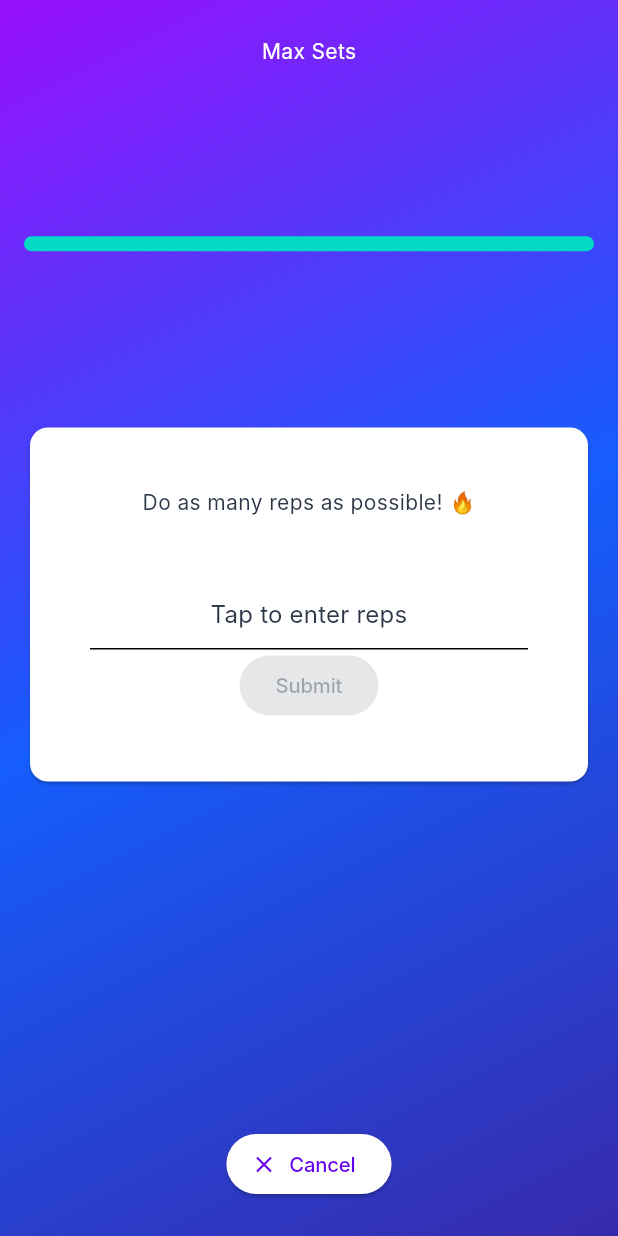
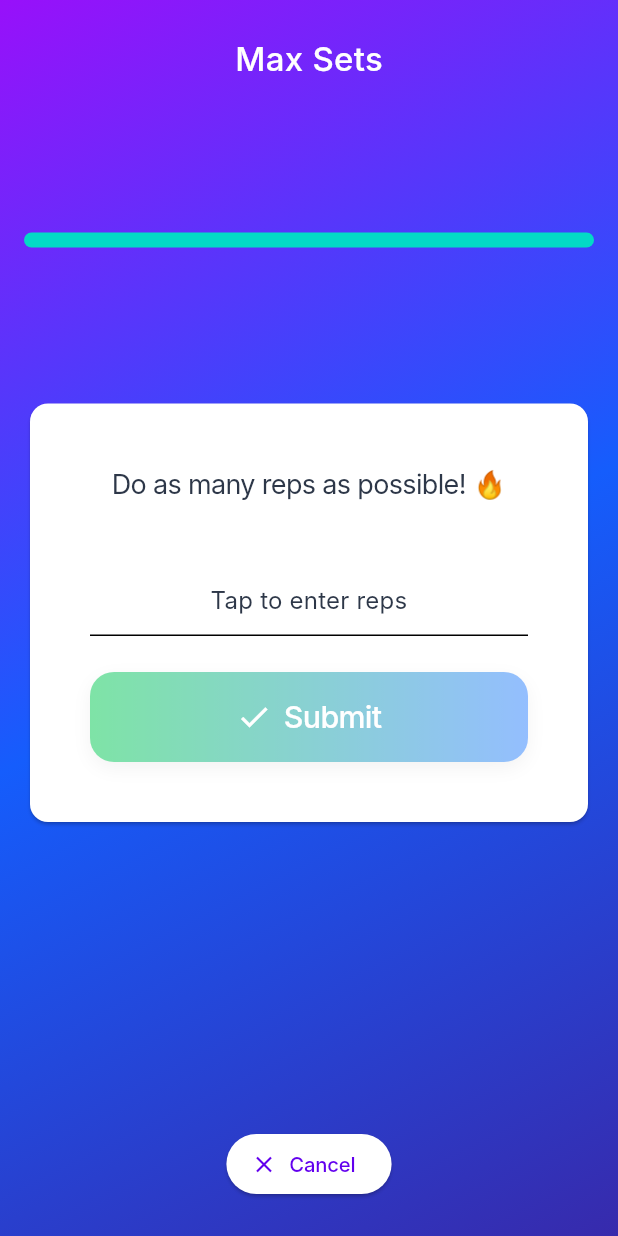
Before and after one commit to SaturnFromTitan/pull-up-ritual, a Flutter app: the screen it shows after launch, after a tap on "Start Workout", on a phone screen of 412 x 824 dp. Run offline on Flutter 3.47's test engine with Material 3 defaults, Android fonts, the phone set to English and light mode, and no system bars; Roboto replaces fonts that are missing (Inter).

Commit message:
feat: a bunch of refactorings and improved styling on the workout pages

```diff
--- a/lib/common/themes/app_colors.dart
+++ b/lib/common/themes/app_colors.dart
@@ -1,6 +1,10 @@
 import 'package:flutter/material.dart';
 
 class AppColors {
+  // surface colors
+  static const Color surfaceLight = Colors.white;
+  // not setting primary and secondary as we use gradients instead
+
   // Text colors
   static const Color onColor = Colors.white;
   static const Color onColorSecondary = Color(0xCCFFFFFF);
@@ -11,6 +15,10 @@ class AppColors {
   static const List<Color> gradientPrimary = [
     Color(0xFFF6339A),
     Color(0xFFFF6900),
+  ];
+  static const List<Color> gradientSecondary = [
+    Color(0xFF00C950), // Green
+    Color(0xFF2B7FFF), // Blue
   ];
   static const List<Color> gradientBackground = [
     Color(0xFF9810FA), // Purple start (0%)
@@ -43,20 +51,22 @@ class AppGradients {
     begin: Alignment.centerLeft,
     end: Alignment.centerRight,
   );
-
+  static const LinearGradient secondary = LinearGradient(
+    colors: AppColors.gradientSecondary,
+    begin: Alignment.centerLeft,
+    end: Alignment.centerRight,
+  );
   static const LinearGradient background = LinearGradient(
     colors: AppColors.gradientBackground,
     begin: Alignment.topLeft,
     end: Alignment.bottomRight,
     stops: [0.0, 0.5, 1.0], // 0%, 50%, 100%
   );
-
   static const LinearGradient accentPurple = LinearGradient(
     colors: AppColors.gradientAccentPurple,
     begin: Alignment.topLeft,
     end: Alignment.bottomRight,
   );
-
   static const LinearGradient accentGreen = LinearGradient(
     colors: AppColors.gradientAccentGreen,
     begin: Alignment.topLeft,
--- a/lib/common/themes/app_spacing.dart
+++ b/lib/common/themes/app_spacing.dart
@@ -18,6 +18,10 @@ class AppSpacing {
   static const double radiusXLarge = 32.0;
   static const double radiusFull = 999.0; // For circular elements
 
+  // Padding
+  static const double paddingSmall = 20.0;
+  static const double paddingBig = 40.0;
+
   // Specific spacing values from design
-  static const double buttonHeight = 70.0;
+  static const double buttonHeight = 60.0;
 }
--- a/lib/common/themes/app_theme.dart
+++ b/lib/common/themes/app_theme.dart
@@ -11,10 +11,11 @@ final appTheme = ThemeData(
   scaffoldBackgroundColor: Colors.transparent,
 
   colorScheme: ColorScheme.light(
+    surface: AppColors.surfaceLight,
     onSurface: AppColors.onLight,
     onPrimary: AppColors.onColor,
+    onPrimaryContainer: AppColors.onColor,
     onSecondary: AppColors.onColor,
-    onPrimaryContainer: AppColors.onColor,
     onSecondaryContainer: AppColors.onColor,
   ),
 
--- a/lib/common/widgets/gradient_button.dart
+++ b/lib/common/widgets/gradient_button.dart
@@ -6,22 +6,24 @@ import 'gradient_surface.dart';
 
 class GradientButton extends StatelessWidget {
   final String text;
-  final VoidCallback onPressed;
+  final VoidCallback? onPressed;
   final Widget icon;
   final LinearGradient gradient;
 
   const GradientButton({
     super.key,
     required this.text,
-    required this.onPressed,
+    this.onPressed,
     required this.icon,
-    this.gradient = AppGradients.primary,
+    required this.gradient,
   });
 
   @override
   Widget build(BuildContext context) {
     return GestureDetector(
       onTap: onPressed,
+      child: Opacity(
+        opacity: onPressed == null ? 0.5 : 1.0,
         child: GradientSurface(
           gradient: gradient,
           height: AppSpacing.buttonHeight,
@@ -42,6 +44,7 @@ class GradientButton extends StatelessWidget {
             ],
           ),
         ),
+      ),
     );
   }
 }
--- a/lib/features/history/screens/history_screen.dart
+++ b/lib/features/history/screens/history_screen.dart
@@ -62,7 +62,7 @@ class TotalCard extends StatelessWidget {
   Widget build(BuildContext context) {
     return Card(
       child: Padding(
-        padding: EdgeInsets.all(20.0),
+        padding: EdgeInsets.all(AppSpacing.paddingSmall),
         child: Column(
           children: [
             Text(value.toString(), style: AppTypography.headlineLarge),
@@ -85,7 +85,7 @@ class WorkoutHistory extends StatelessWidget {
       width: double.infinity,
       child: Card(
         child: Padding(
-          padding: EdgeInsets.all(40.0),
+          padding: EdgeInsets.all(AppSpacing.paddingBig),
           child: Column(
             children: [
               Text(
--- a/lib/features/workout/screens/rest_screen.dart
+++ b/lib/features/workout/screens/rest_screen.dart
@@ -1,5 +1,6 @@
 import 'package:flutter/material.dart';
 import 'package:provider/provider.dart';
+import 'package:pull_up_ritual/common/themes/app_spacing.dart';
 import 'package:pull_up_ritual/common/themes/app_typography.dart';
 import 'package:pull_up_ritual/common/widgets/screen_scaffold.dart';
 import 'package:pull_up_ritual/features/workout/widgets/progress_bar.dart'
@@ -36,7 +37,7 @@ class RestScreen extends StatelessWidget {
           Column(
             children: [
               Text('😴', style: AppTypography.displayMedium),
-              SizedBox(height: 40),
+              SizedBox(height: AppSpacing.xxl),
               Text(
                 formatMinutesSeconds(workoutProvider.restTimeRemaining),
                 style: AppTypography.displayMedium,
--- a/lib/features/workout/screens/selection_screen.dart
+++ b/lib/features/workout/screens/selection_screen.dart
@@ -39,12 +39,15 @@ class _WorkoutSelectionScreenState extends State<WorkoutSelectionScreen> {
       builder: (context) {
         return Dialog(
           child: Padding(
-            padding: const EdgeInsets.all(40),
+            padding: const EdgeInsets.all(AppSpacing.paddingBig),
             child: Column(
               mainAxisSize: MainAxisSize.min,
               children: [
-                Text('Enter Your Target Reps', style: TextStyle(fontSize: 18)),
-                SizedBox(height: 20),
+                Text(
+                  'Enter Your Target Reps',
+                  style: AppTypography.headlineMedium,
+                ),
+                SizedBox(height: AppSpacing.md),
                 RepsForm(
                   onValidSubmit: (int reps) => Navigator.pop(context, reps),
                   onCancel: () => Navigator.pop(context),
@@ -158,6 +161,7 @@ class _WorkoutSelectionScreenState extends State<WorkoutSelectionScreen> {
           text: 'Start Workout',
           icon: const Icon(Icons.play_arrow),
           onPressed: _handleSubmit,
+          gradient: AppGradients.primary,
         ),
       ],
     );
@@ -201,7 +205,7 @@ class _WorkoutCard extends StatelessWidget {
           ),
         ),
         child: Padding(
-          padding: const EdgeInsets.all(20.0),
+          padding: const EdgeInsets.all(AppSpacing.paddingSmall),
           child: Row(
             children: [
               GradientSurface(
--- a/lib/features/workout/screens/workouts/_base_workout_screen.dart
+++ b/lib/features/workout/screens/workouts/_base_workout_screen.dart
@@ -1,5 +1,7 @@
 import 'package:flutter/material.dart';
 import 'package:provider/provider.dart';
+import 'package:pull_up_ritual/common/themes/app_spacing.dart';
+import 'package:pull_up_ritual/common/themes/app_typography.dart';
 import 'package:pull_up_ritual/common/widgets/screen_scaffold.dart';
 import 'package:pull_up_ritual/common/shell_screen.dart' show Shell;
 import 'package:pull_up_ritual/common/widgets/home_button.dart' show HomeButton;
@@ -88,19 +90,28 @@ abstract class BaseWorkoutState<T extends BaseWorkoutScreen> extends State<T> {
       child: Column(
         mainAxisAlignment: MainAxisAlignment.spaceBetween,
         children: [
-          Text(workoutProvider.workout.workoutType.name),
+          Text(
+            workoutProvider.workout.workoutType.name,
+            style: AppTypography.displaySmall,
+          ),
           WorkoutProgressBar(value: progress(workoutProvider)),
           SizedBox(
             width: double.infinity,
             child: Card(
               child: Padding(
-                padding: EdgeInsets.all(40.0),
+                padding: EdgeInsets.all(AppSpacing.paddingBig),
                 child: Column(
                   children: [
                     targetReps == null
-                        ? Text("Do as many reps as possible! 🔥")
-                        : Text("do $targetReps reps"),
-                    SizedBox(height: 40),
+                        ? Text(
+                            "Do as many reps as possible! 🔥",
+                            style: AppTypography.headlineMedium,
+                          )
+                        : Text(
+                            "do $targetReps reps",
+                            style: AppTypography.headlineMedium,
+                          ),
+                    SizedBox(height: AppSpacing.xxl),
                     inputs,
                   ],
                 ),
--- a/lib/features/workout/widgets/reps_form.dart
+++ b/lib/features/workout/widgets/reps_form.dart
@@ -1,5 +1,8 @@
 import 'package:flutter/material.dart';
 import 'package:flutter/services.dart' show FilteringTextInputFormatter;
+import 'package:pull_up_ritual/common/themes/app_colors.dart';
+import 'package:pull_up_ritual/common/themes/app_spacing.dart';
+import 'package:pull_up_ritual/common/widgets/gradient_button.dart';
 
 class RepsForm extends StatefulWidget {
   final void Function(int reps) onValidSubmit;
@@ -23,7 +26,7 @@ class _RepsFormState extends State<RepsForm> {
 
   @override
   Widget build(BuildContext context) {
-    var submitButton = ElevatedButton(
+    var submitButton = GradientButton(
       onPressed: _isValid
           ? () {
               // run logic
@@ -37,7 +40,9 @@ class _RepsFormState extends State<RepsForm> {
               });
             }
           : null,
-      child: Text('Submit'),
+      text: 'Submit',
+      icon: Icon(Icons.check),
+      gradient: AppGradients.secondary,
     );
 
     return Form(
@@ -50,6 +55,7 @@ class _RepsFormState extends State<RepsForm> {
             decoration: InputDecoration(
               hintText: "Tap to enter reps",
               counterText: "",
+              errorStyle: const TextStyle(fontSize: 0),
             ),
             textAlign: TextAlign.center,
             inputFormatters: [
@@ -70,6 +76,7 @@ class _RepsFormState extends State<RepsForm> {
               return null;
             },
           ),
+          const SizedBox(height: AppSpacing.lg),
           widget.onCancel == null
               ? submitButton
               : Row(
```
Lines whose indentation alone changed are shown as unchanged.
